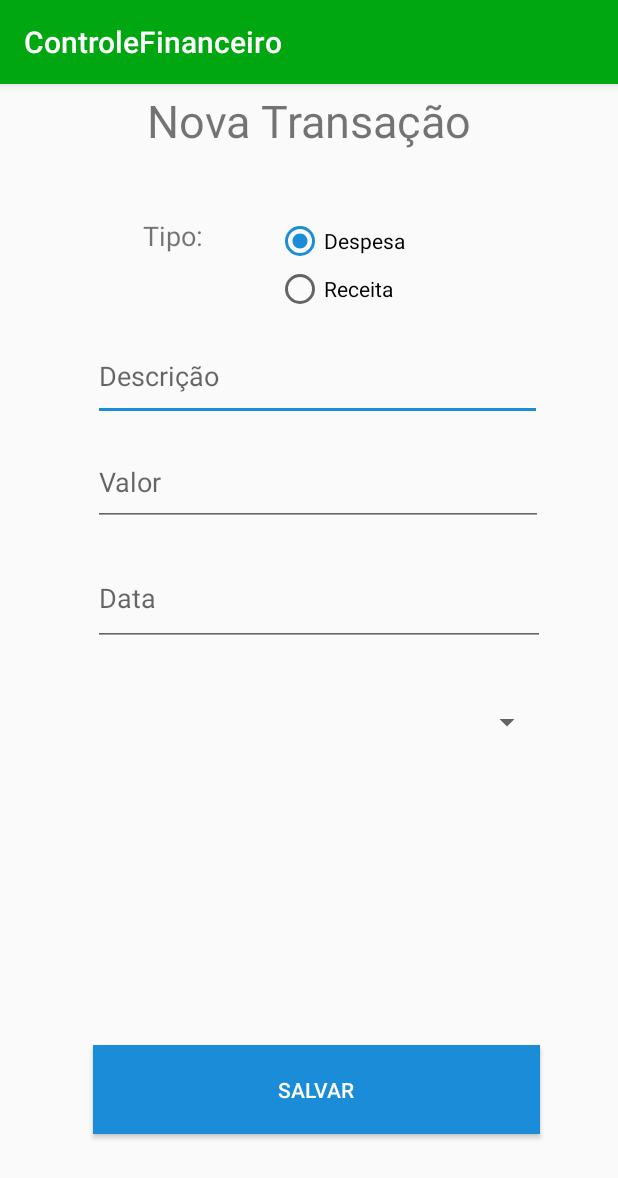
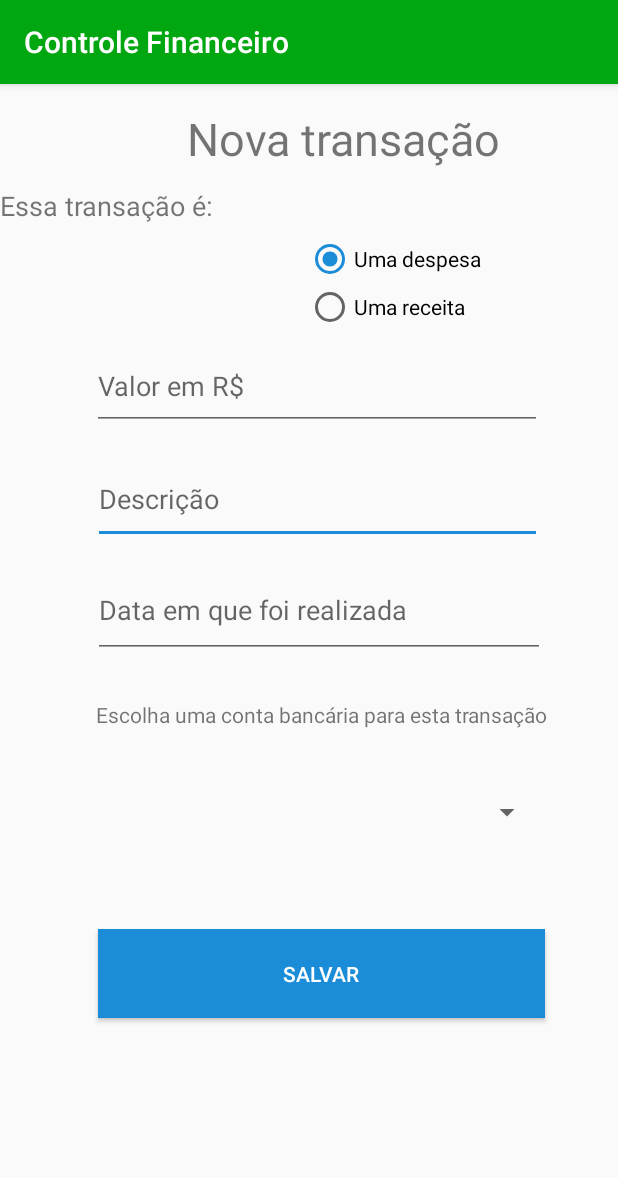
Before and after one commit to luizcoelhoc1/UFLA-IHC-prototipo-controle-financeiro, an Android app: the TransacoesActivity screen opened directly, with no data from a screen before it, on a phone screen of 412 x 824 dp. Shown: the top 1178 px of the screen. Run offline under Robolectric (Android 15) with nearby library versions, the phone set to English and light mode, and no system bars.

Commit message:
ajustes do layout do protótipo

```diff
--- a/ControleFinanceiro/app/src/main/res/layout/activity_transacoes.xml
+++ b/ControleFinanceiro/app/src/main/res/layout/activity_transacoes.xml
@@ -10,10 +10,11 @@
         android:id="@+id/textView4"
         android:layout_width="wrap_content"
         android:layout_height="wrap_content"
-        android:layout_marginTop="4dp"
+        android:layout_marginTop="16dp"
         android:text="@string/nova_transacao"
         android:textSize="30sp"
         app:layout_constraintEnd_toEndOf="parent"
+        app:layout_constraintHorizontal_bias="0.615"
         app:layout_constraintStart_toStartOf="parent"
         app:layout_constraintTop_toTopOf="parent" />
 
@@ -29,9 +30,9 @@
 
         <RadioButton
             android:id="@+id/radioDespesa"
-            android:checked="true"
             android:layout_width="match_parent"
             android:layout_height="wrap_content"
+            android:checked="true"
             android:text="@string/despesa" />
 
         <RadioButton
@@ -44,53 +45,52 @@
 
     <TextView
         android:id="@+id/textView11"
-        android:layout_width="92dp"
-        android:layout_height="34dp"
-        android:layout_marginTop="44dp"
+        android:layout_width="178dp"
+        android:layout_height="24dp"
+        android:layout_marginTop="12dp"
         android:text="@string/tipo"
         android:textSize="18sp"
-        app:layout_constraintEnd_toStartOf="@+id/radioGroup"
-        app:layout_constraintStart_toStartOf="@+id/textView4"
-        app:layout_constraintTop_toBottomOf="@+id/textView4" />
+        app:layout_constraintTop_toBottomOf="@+id/textView4"
+        tools:layout_editor_absoluteX="134dp" />
 
     <EditText
         android:id="@+id/editTextDescricao"
         android:layout_width="299dp"
         android:layout_height="60dp"
-        android:layout_marginTop="120dp"
+        android:layout_marginTop="16dp"
         android:ems="10"
         android:hint="@string/descricao"
         android:inputType="textPersonName"
-        app:layout_constraintEnd_toEndOf="@+id/textView4"
-        app:layout_constraintHorizontal_bias="0.432"
-        app:layout_constraintStart_toStartOf="@+id/textView4"
-        app:layout_constraintTop_toBottomOf="@+id/textView4" />
+        app:layout_constraintEnd_toEndOf="@+id/editTextValor"
+        app:layout_constraintHorizontal_bias="1.0"
+        app:layout_constraintStart_toStartOf="@+id/editTextValor"
+        app:layout_constraintTop_toBottomOf="@+id/editTextValor" />
 
     <EditText
         android:id="@+id/editTextValor"
         android:layout_width="300dp"
         android:layout_height="58dp"
-        android:layout_marginTop="12dp"
+        android:layout_marginTop="116dp"
         android:ems="10"
         android:hint="@string/valor"
         android:inputType="numberDecimal"
-        app:layout_constraintEnd_toEndOf="@+id/editTextDescricao"
-        app:layout_constraintHorizontal_bias="0.0"
-        app:layout_constraintStart_toStartOf="@+id/editTextDescricao"
-        app:layout_constraintTop_toBottomOf="@+id/editTextDescricao" />
+        app:layout_constraintEnd_toEndOf="parent"
+        app:layout_constraintHorizontal_bias="0.549"
+        app:layout_constraintStart_toStartOf="parent"
+        app:layout_constraintTop_toBottomOf="@+id/textView4" />
 
     <EditText
         android:id="@+id/editTextData"
         android:layout_width="301dp"
         android:layout_height="64dp"
-        android:layout_marginTop="16dp"
+        android:layout_marginTop="12dp"
         android:ems="10"
         android:hint="@string/Data"
         android:inputType="date"
-        app:layout_constraintEnd_toEndOf="@+id/editTextValor"
+        app:layout_constraintEnd_toEndOf="@+id/editTextDescricao"
         app:layout_constraintHorizontal_bias="0.0"
-        app:layout_constraintStart_toStartOf="@+id/editTextValor"
-        app:layout_constraintTop_toBottomOf="@+id/editTextValor" />
+        app:layout_constraintStart_toStartOf="@+id/editTextDescricao"
+        app:layout_constraintTop_toBottomOf="@+id/editTextDescricao" />
 
     <Button
         android:id="@+id/saveId"
@@ -101,19 +101,30 @@
         android:textColor="@color/colorWhite"
         app:layout_constraintBottom_toBottomOf="parent"
         app:layout_constraintEnd_toEndOf="@+id/editTextData"
-        app:layout_constraintHorizontal_bias="0.0"
+        app:layout_constraintHorizontal_bias="1.0"
         app:layout_constraintStart_toStartOf="@+id/editTextData"
         app:layout_constraintTop_toBottomOf="@+id/editTextData"
-        app:layout_constraintVertical_bias="0.797" />
+        app:layout_constraintVertical_bias="0.554" />
 
     <Spinner
         android:id="@+id/spinner"
         android:layout_width="300dp"
         android:layout_height="53dp"
-        android:layout_marginTop="24dp"
+        android:layout_marginTop="76dp"
         app:layout_constraintEnd_toEndOf="@+id/editTextData"
         app:layout_constraintHorizontal_bias="0.0"
         app:layout_constraintStart_toStartOf="@+id/editTextData"
         app:layout_constraintTop_toBottomOf="@+id/editTextData" />
 
+    <TextView
+        android:id="@+id/textView5"
+        android:layout_width="wrap_content"
+        android:layout_height="wrap_content"
+        android:layout_marginTop="28dp"
+        android:text="@string/escollher_conta_bancaria"
+        app:layout_constraintEnd_toEndOf="parent"
+        app:layout_constraintHorizontal_bias="0.579"
+        app:layout_constraintStart_toStartOf="parent"
+        app:layout_constraintTop_toBottomOf="@+id/editTextData" />
+
 </androidx.constraintlayout.widget.ConstraintLayout>
--- a/ControleFinanceiro/app/src/main/res/values/strings.xml
+++ b/ControleFinanceiro/app/src/main/res/values/strings.xml
@@ -1,5 +1,5 @@
 <resources>
-    <string name="app_name">ControleFinanceiro</string>
+    <string name="app_name">Controle Financeiro</string>
     <string name="title_login">Login</string>
     <string name="login_with">Fazer login com</string>
     <string name="text_login">Entrar</string>
@@ -7,17 +7,17 @@
     <string name="password">Senha</string>
     <string name="title_activity_main">MainActivity</string>
     <string name="title_home">Home</string>
-    <string name="title_dashboard">Extrato</string>
+    <string name="title_dashboard">Transações</string>
     <string name="title_account">Perfil</string>
-    <string name="title_conta">Nova Conta</string>
-    <string name="title_transacao">Nova Transacao</string>
+    <string name="title_conta">Adicionar uma conta bancária</string>
+    <string name="title_transacao">Adicionar transacao</string>
 
     <string name="title_notifications">Notifications</string>
 
     <!-- TODO: Remove or change this placeholder text -->
     <string name="hello_blank_fragment">Hello blank fragment</string>
     <string name="saldo_atual">Saldo Atual</string>
-    <string name="suas_contas">Suas Contas</string>
+    <string name="suas_contas">Suas contas bancárias</string>
     <string name="nubank">Nubank</string>
     <string name="bradesco">Bradesco</string>
     <string name="next">Next</string>
@@ -26,21 +26,22 @@
     <string name="logout">Sair</string>
     <string name="email_user">jose.silva@gmail.com</string>
     <string name="altetar_senha">Alterar Senha</string>
-    <string name="add_conta">Adicionar Conta</string>
+    <string name="add_conta">Adicionar conta bancária</string>
     <string name="nome_conta">Tipo da Conta(Ex: Carteira, Poupança, Conta Corrente)</string>
     <string name="saldo">Saldo Inicial</string>
     <string name="salvar">Salvar</string>
-    <string name="banco">Banco</string>
+    <string name="banco">Nome do banco</string>
     <string name="moeda">R$</string>
-    <string name="nova_transacao">Nova Transação</string>
-    <string name="tipo_despesa">Despesa</string>
-    <string name="tipo">Tipo:</string>
-    <string name="despesa">Despesa</string>
-    <string name="receita">Receita</string>
+    <string name="nova_transacao">Nova transação</string>
+    <string name="tipo_despesa">Uma despesa</string>
+    <string name="tipo">Essa transação é:</string>
+    <string name="despesa">Uma despesa</string>
+    <string name="receita">Uma receita</string>
     <string name="transferencia">Transferência</string>
     <string name="descricao">Descrição</string>
-    <string name="valor">Valor</string>
-    <string name="Data">Data</string>
+    <string name="valor">Valor em R$</string>
+    <string name="Data">Data em que foi realizada</string>
+    <string name="escollher_conta_bancaria">Escolha uma conta bancária para esta transação</string>
 
     <string-array name="lista_contas">
         <item>Nubank</item>
```
Also changed, not shown: ControleFinanceiro/app/src/main/AndroidManifest.xml (+5 -4 lines), ControleFinanceiro/app/src/main/res/layout/fragment_account.xml (+8 -12 lines), ControleFinanceiro/app/src/main/res/menu/bottom_nav_menu.xml (+4 -4 lines), 1 other file.
